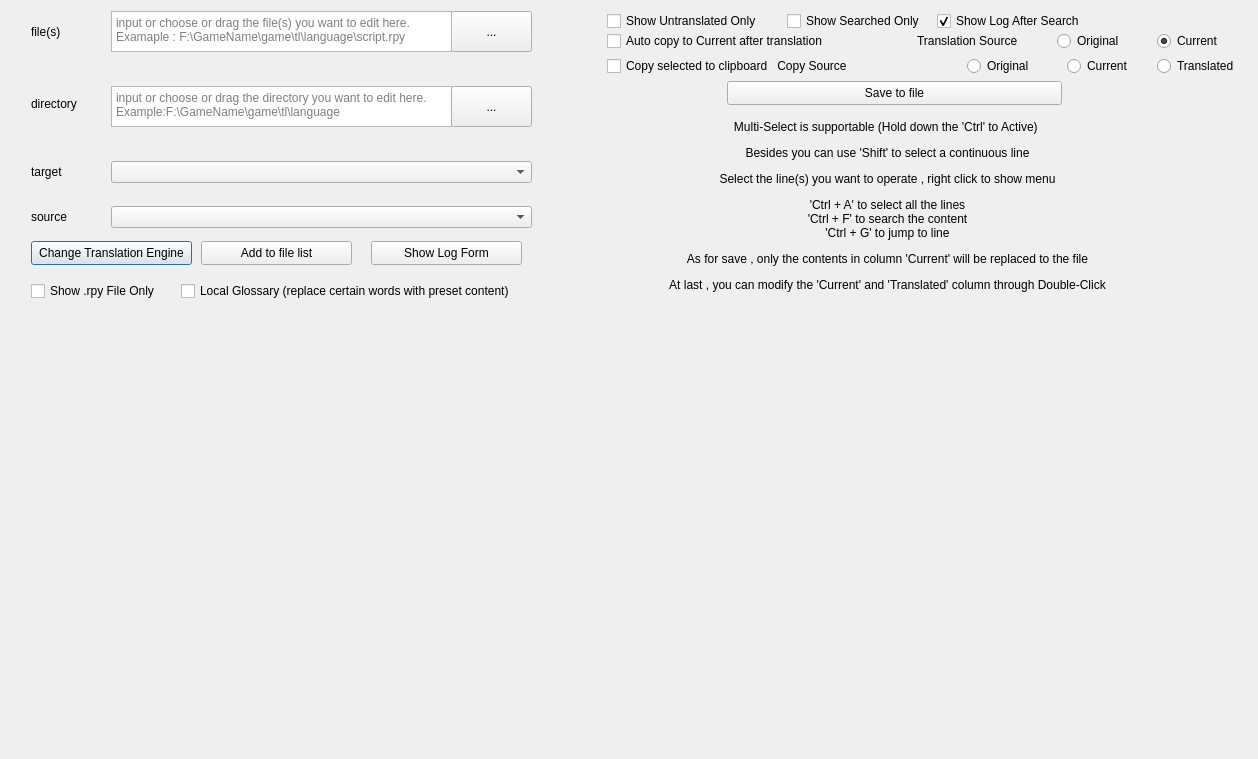
anonymousException/renpy-translator, file src/editor.ui: the form before one commit.
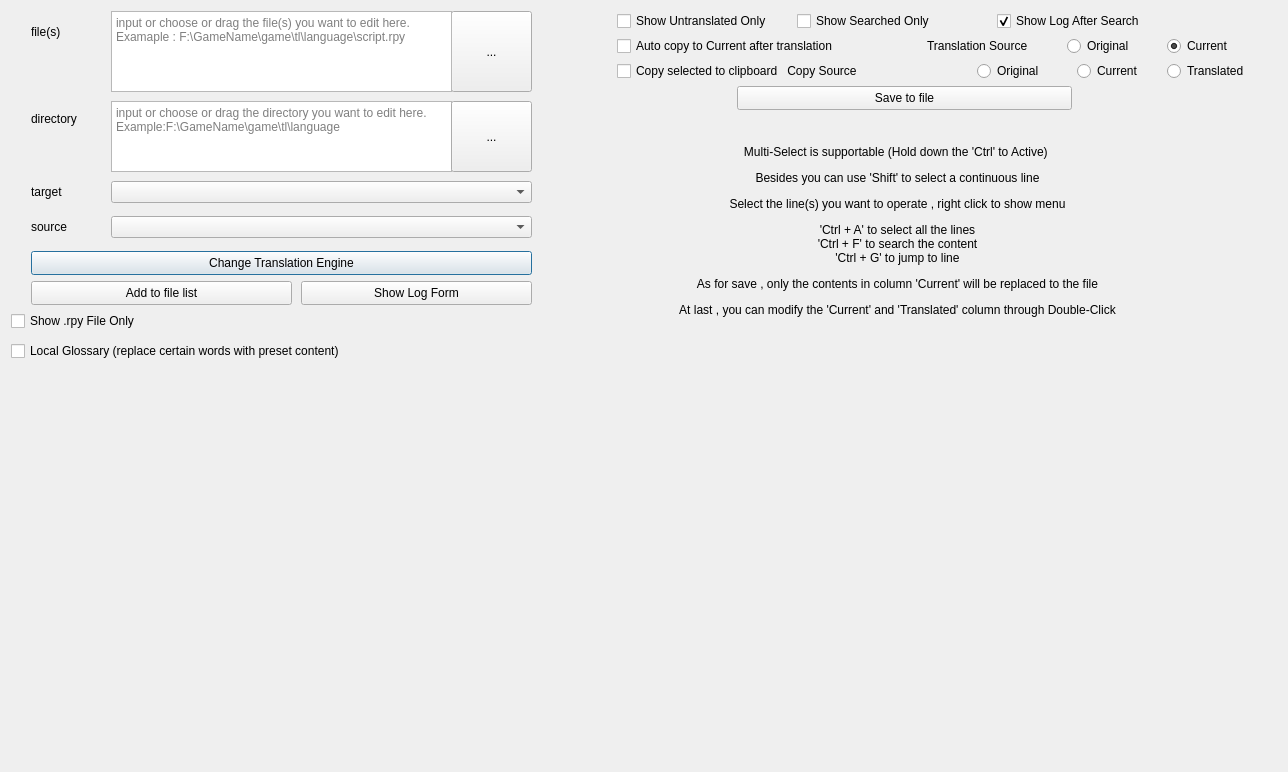
The form after the commit.

```diff
--- a/src/editor.ui
+++ b/src/editor.ui
@@ -6,8 +6,8 @@
    <rect>
     <x>0</x>
     <y>0</y>
-    <width>1254</width>
-    <height>759</height>
+    <width>1260</width>
+    <height>772</height>
    </rect>
   </property>
   <property name="windowTitle">
@@ -21,22 +21,22 @@
     <widget class="QWidget" name="widget" native="true">
      <property name="minimumSize">
       <size>
-       <width>550</width>
-       <height>300</height>
+       <width>580</width>
+       <height>360</height>
       </size>
      </property>
      <property name="maximumSize">
       <size>
        <width>550</width>
-       <height>300</height>
+       <height>360</height>
       </size>
      </property>
      <widget class="QPushButton" name="changeTranslationEngineButton">
       <property name="geometry">
        <rect>
         <x>20</x>
-        <y>230</y>
-        <width>161</width>
+        <y>240</y>
+        <width>501</width>
         <height>24</height>
        </rect>
       </property>
@@ -48,9 +48,9 @@
       <property name="geometry">
        <rect>
         <x>100</x>
-        <y>75</y>
+        <y>90</y>
         <width>341</width>
-        <height>41</height>
+        <height>71</height>
        </rect>
       </property>
       <property name="placeholderText">
@@ -61,7 +61,7 @@
       <property name="geometry">
        <rect>
         <x>100</x>
-        <y>150</y>
+        <y>170</y>
         <width>421</width>
         <height>22</height>
        </rect>
@@ -71,7 +71,7 @@
       <property name="geometry">
        <rect>
         <x>20</x>
-        <y>77</y>
+        <y>92</y>
         <width>61</width>
         <height>31</height>
        </rect>
@@ -84,7 +84,7 @@
       <property name="geometry">
        <rect>
         <x>100</x>
-        <y>195</y>
+        <y>205</y>
         <width>421</width>
         <height>22</height>
        </rect>
@@ -96,7 +96,7 @@
         <x>440</x>
         <y>0</y>
         <width>81</width>
-        <height>41</height>
+        <height>81</height>
        </rect>
       </property>
       <property name="text">
@@ -109,7 +109,7 @@
         <x>100</x>
         <y>0</y>
         <width>341</width>
-        <height>41</height>
+        <height>81</height>
        </rect>
       </property>
       <property name="toolTip">
@@ -138,9 +138,9 @@
      <widget class="QCheckBox" name="rpyCheckBox">
       <property name="geometry">
        <rect>
-        <x>20</x>
-        <y>270</y>
-        <width>131</width>
+        <x>0</x>
+        <y>300</y>
+        <width>551</width>
         <height>20</height>
        </rect>
       </property>
@@ -152,7 +152,7 @@
       <property name="geometry">
        <rect>
         <x>20</x>
-        <y>190</y>
+        <y>200</y>
         <width>41</width>
         <height>31</height>
        </rect>
@@ -165,9 +165,9 @@
       <property name="geometry">
        <rect>
         <x>440</x>
-        <y>75</y>
+        <y>90</y>
         <width>81</width>
-        <height>41</height>
+        <height>71</height>
        </rect>
       </property>
       <property name="text">
@@ -178,7 +178,7 @@
       <property name="geometry">
        <rect>
         <x>20</x>
-        <y>145</y>
+        <y>165</y>
         <width>41</width>
         <height>31</height>
        </rect>
@@ -190,9 +190,9 @@
      <widget class="QPushButton" name="addListButton">
       <property name="geometry">
        <rect>
-        <x>190</x>
-        <y>230</y>
-        <width>151</width>
+        <x>20</x>
+        <y>270</y>
+        <width>261</width>
         <height>24</height>
        </rect>
       </property>
@@ -203,9 +203,9 @@
      <widget class="QPushButton" name="showLogButton">
       <property name="geometry">
        <rect>
-        <x>360</x>
-        <y>230</y>
-        <width>151</width>
+        <x>290</x>
+        <y>270</y>
+        <width>231</width>
         <height>24</height>
        </rect>
       </property>
@@ -216,9 +216,9 @@
      <widget class="QCheckBox" name="localGlossaryCheckBox">
       <property name="geometry">
        <rect>
-        <x>170</x>
-        <y>270</y>
-        <width>361</width>
+        <x>0</x>
+        <y>330</y>
+        <width>561</width>
         <height>20</height>
        </rect>
       </property>
@@ -236,15 +236,15 @@
      <property name="minimumSize">
       <size>
        <width>680</width>
-       <height>300</height>
+       <height>360</height>
       </size>
      </property>
      <widget class="QRadioButton" name="currentRadioButton">
       <property name="geometry">
        <rect>
-        <x>590</x>
-        <y>20</y>
-        <width>71</width>
+        <x>570</x>
+        <y>25</y>
+        <width>111</width>
         <height>20</height>
        </rect>
       </property>
@@ -264,9 +264,9 @@
      <widget class="QLabel" name="label_3">
       <property name="geometry">
        <rect>
-        <x>350</x>
-        <y>20</y>
-        <width>131</width>
+        <x>330</x>
+        <y>25</y>
+        <width>141</width>
         <height>20</height>
        </rect>
       </property>
@@ -283,8 +283,8 @@
      <widget class="QPushButton" name="saveFileButton">
       <property name="geometry">
        <rect>
-        <x>160</x>
-        <y>70</y>
+        <x>140</x>
+        <y>75</y>
         <width>335</width>
         <height>24</height>
        </rect>
@@ -302,9 +302,9 @@
      <widget class="QCheckBox" name="untranslatedCheckBox">
       <property name="geometry">
        <rect>
-        <x>40</x>
+        <x>20</x>
         <y>0</y>
-        <width>165</width>
+        <width>181</width>
         <height>20</height>
        </rect>
       </property>
@@ -321,9 +321,9 @@
      <widget class="QRadioButton" name="originalRadioButton">
       <property name="geometry">
        <rect>
-        <x>490</x>
-        <y>20</y>
-        <width>71</width>
+        <x>470</x>
+        <y>25</y>
+        <width>101</width>
         <height>20</height>
        </rect>
       </property>
@@ -340,10 +340,10 @@
      <widget class="QLabel" name="label_4">
       <property name="geometry">
        <rect>
-        <x>20</x>
+        <x>0</x>
         <y>100</y>
         <width>601</width>
-        <height>191</height>
+        <height>241</height>
        </rect>
       </property>
       <property name="text">
@@ -359,9 +359,9 @@
      <widget class="QCheckBox" name="searchedOnlyCheckBox">
       <property name="geometry">
        <rect>
-        <x>220</x>
+        <x>200</x>
         <y>0</y>
-        <width>141</width>
+        <width>191</width>
         <height>20</height>
        </rect>
       </property>
@@ -378,9 +378,9 @@
      <widget class="QCheckBox" name="logAfterSearchCheckBox">
       <property name="geometry">
        <rect>
-        <x>370</x>
+        <x>400</x>
         <y>0</y>
-        <width>151</width>
+        <width>261</width>
         <height>20</height>
        </rect>
       </property>
@@ -400,9 +400,9 @@
      <widget class="QRadioButton" name="copyOriginalRadioButton">
       <property name="geometry">
        <rect>
-        <x>400</x>
-        <y>45</y>
-        <width>71</width>
+        <x>380</x>
+        <y>50</y>
+        <width>101</width>
         <height>20</height>
        </rect>
       </property>
@@ -419,9 +419,9 @@
      <widget class="QRadioButton" name="copyCurrentRadioButton">
       <property name="geometry">
        <rect>
-        <x>500</x>
-        <y>45</y>
-        <width>71</width>
+        <x>480</x>
+        <y>50</y>
+        <width>91</width>
         <height>20</height>
        </rect>
       </property>
@@ -441,9 +441,9 @@
      <widget class="QRadioButton" name="copyTranslatedRadioButton">
       <property name="geometry">
        <rect>
-        <x>590</x>
-        <y>45</y>
-        <width>81</width>
+        <x>570</x>
+        <y>50</y>
+        <width>111</width>
         <height>20</height>
        </rect>
       </property>
@@ -463,8 +463,8 @@
      <widget class="QCheckBox" name="copySelectedCheckBox">
       <property name="geometry">
        <rect>
-        <x>40</x>
-        <y>45</y>
+        <x>20</x>
+        <y>50</y>
         <width>351</width>
         <height>20</height>
        </rect>
@@ -476,8 +476,8 @@
      <widget class="QCheckBox" name="autoCopyCheckBox">
       <property name="geometry">
        <rect>
-        <x>40</x>
-        <y>20</y>
+        <x>20</x>
+        <y>25</y>
         <width>311</width>
         <height>20</height>
        </rect>
```
Left out of the diff: 6 changed lines with no effect on the pictures.
